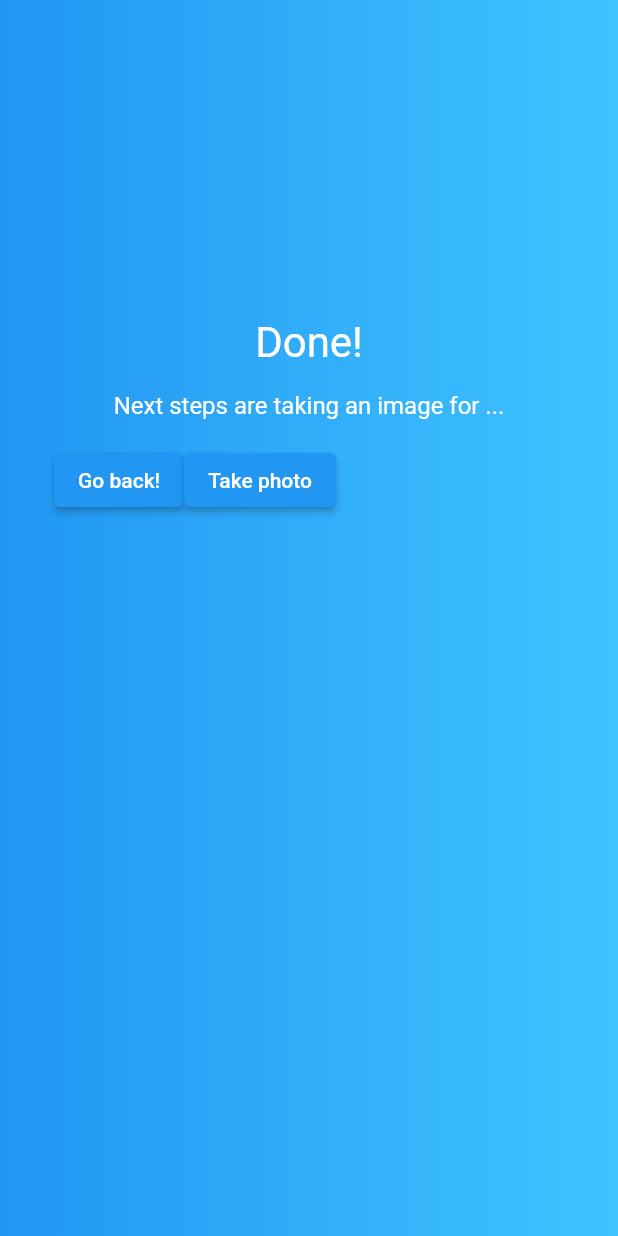
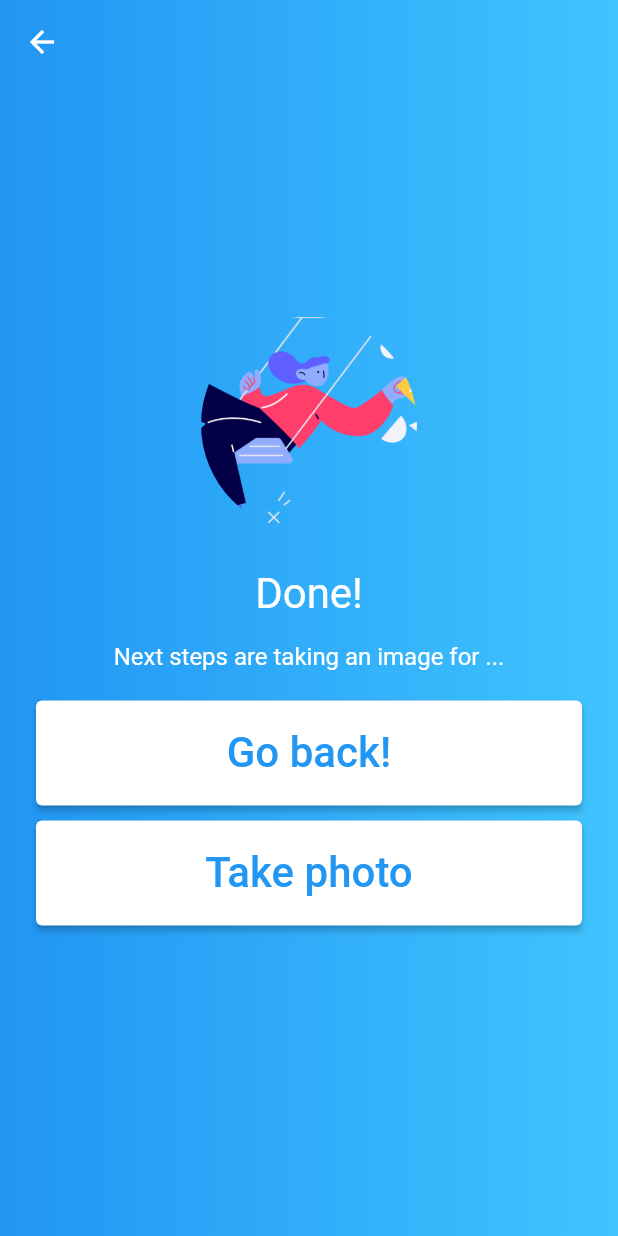
Before and after one commit to paulinagzd/detectas, a Flutter app: the NextStepsPage screen opened directly, on a phone screen of 412 x 824 dp. Run offline on Flutter 3.47's test engine with Material 2 defaults, Android fonts, the phone set to English and light mode, and no system bars; our stand-ins replace flutter_animation_progress_bar, get.

Commit message:
minor bug fixes and better ui

```diff
--- a/lib/constants/questions.dart
+++ b/lib/constants/questions.dart
@@ -33,7 +33,7 @@ const List m_chat_questions = [
   {
     "id": 4,
     "question":
-        "Does your child make unusualfinger movements near his or her eyes?",
+        "Does your child make unusual finger movements near his or her eyes?",
     "options": answers,
   },
   {
--- a/lib/screens/nextInstructions.dart
+++ b/lib/screens/nextInstructions.dart
@@ -1,4 +1,3 @@
-import 'package:detectas/screens/menuScreen.dart';
 import 'package:get/get.dart';
 import 'package:flutter/material.dart';
 import 'cameraScreen.dart';
@@ -13,7 +12,7 @@ class NextStepsPage extends StatelessWidget {
         child: CircleAvatar(
           radius: 72.0,
           backgroundColor: Colors.transparent,
-          // backgroundImage: AssetImage('assets/circle.jpg'),
+          backgroundImage: AssetImage('assets/images/after.png'),
         ),
       ),
     );
@@ -35,28 +34,55 @@ class NextStepsPage extends StatelessWidget {
     );
 
     final buttonRow = (Padding(
-      padding: EdgeInsets.all(8.0),
-      child: Row(
+      padding: EdgeInsets.all(12),
+      child: SizedBox(
+        width: double.infinity,
+        child: Column(
+          crossAxisAlignment: CrossAxisAlignment.start,
           children: [
-          ElevatedButton(
+            SizedBox(
+              width: double.infinity,
+              height: 70.0,
+              child: ElevatedButton(
+                style: ElevatedButton.styleFrom(
+                  primary: Colors.white, // background
+                  onPrimary: Colors.blue, // foreground
+                ),
                 onPressed: () {
                   Navigator.pop(context);
                 },
-            child: Text('Go back!'),
+                child: Text('Go back!', style: TextStyle(fontSize: 28.0)),
               ),
-          ElevatedButton(
+            ),
+            SizedBox(
+              width: double.infinity,
+              height: 10.0,
+            ),
+            SizedBox(
+              width: double.infinity,
+              height: 70.0,
+              child: ElevatedButton(
+                style: ElevatedButton.styleFrom(
+                  primary: Colors.white, // background
+                  onPrimary: Colors.blue, // foreground
+                ),
                 onPressed: () {
-              Get.to(CameraScreen());
+                  Navigator.push(
+                    context,
+                    MaterialPageRoute(builder: (context) => CameraScreen()),
+                  );
                 },
-            child: Text('Take photo'),
+                child: Text('Take photo', style: TextStyle(fontSize: 28.0)),
               ),
+            )
           ],
+        ),
       ),
     ));
 
     final body = Container(
       width: MediaQuery.of(context).size.width,
-      padding: EdgeInsets.all(28.0),
+      padding: EdgeInsets.all(12.0),
       decoration: BoxDecoration(
         gradient: LinearGradient(colors: [
           Colors.blue,
@@ -64,11 +90,18 @@ class NextStepsPage extends StatelessWidget {
         ]),
       ),
       child: Column(
+        mainAxisAlignment: MainAxisAlignment.center,
         children: <Widget>[circle, welcome, description, buttonRow],
       ),
     );
 
     return Scaffold(
+      extendBodyBehindAppBar: true,
+      appBar: AppBar(
+        // Fluttter show the back button automatically
+        backgroundColor: Colors.transparent,
+        elevation: 0,
+      ),
       body: body,
     );
   }
```
Also changed, not shown: lib/components/option.dart (+7 -4 lines), lib/components/progress.dart (+15 -28 lines), lib/screens/introQuiz.dart (+35 -45 lines), lib/screens/quizProcess.dart (+0 -53 lines), pubspec.yaml (+6 -3 lines), assets/images/after.png (added), assets/images/intro.png (added), pubspec.lock, 4 other files. Lines whose indentation alone changed are shown as unchanged.
